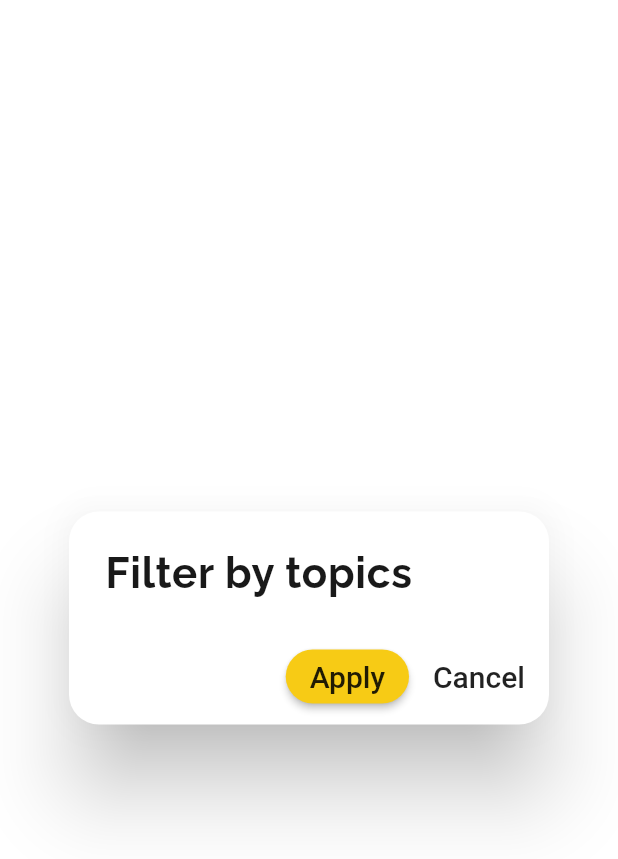
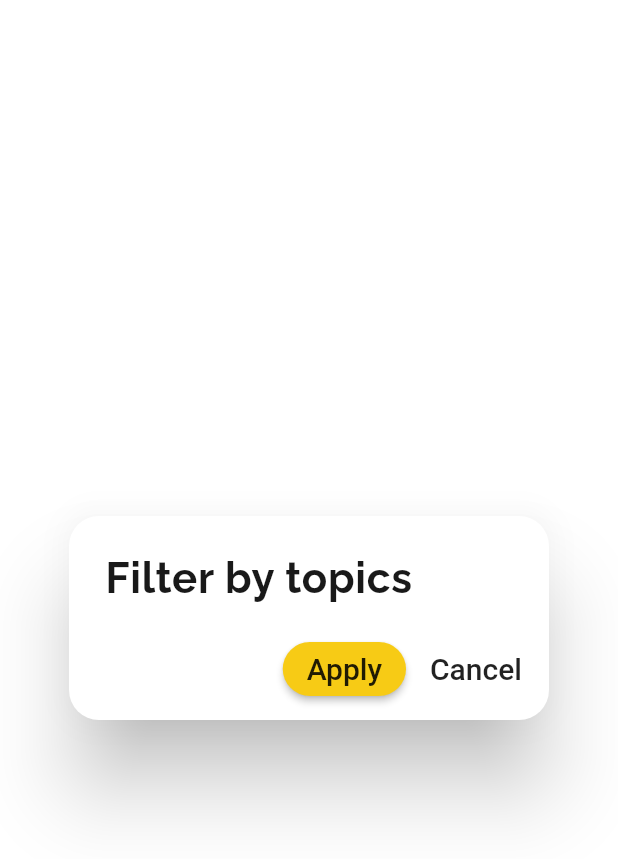
Before and after one commit to CS426FinalProject/eazylearn-frontend, a Flutter app: the TopicCheckboxDialog widget shown alone on an empty page, opened directly with empty values, on a phone screen of 412 x 824 dp. Shown: the top 859 px of the screen. Run offline on Flutter 3.47's test engine with Material 2 defaults, Android fonts, the light colour scheme and no system bars; our stand-ins replace email_validator, expandable; accounts and stored records are empty; network calls fail.

Commit message:
more theme fix and layout fix

```diff
--- a/lib/screens/profile_screens/profile_editting_screen.dart
+++ b/lib/screens/profile_screens/profile_editting_screen.dart
@@ -137,7 +137,7 @@ class _ProfileEdittingScreenState extends State<ProfileEdittingScreen> {
                       shape: MaterialStateProperty.all(RoundedRectangleBorder(
                           borderRadius: BorderRadius.circular(20))),
                       backgroundColor:
-                          MaterialStateProperty.all(secondaryColor))),
+                          MaterialStateProperty.all(Theme.of(context).colorScheme.secondary))),
           SizedBox(width: 10),
           TextButton(
             onPressed: () {
--- a/lib/screens/result_screen.dart
+++ b/lib/screens/result_screen.dart
@@ -162,7 +162,7 @@ class ResultScreen extends StatelessWidget {
                     ElevatedButton(
                       style: ButtonStyle(
                           backgroundColor:
-                              MaterialStateProperty.all(secondaryColor),
+                              MaterialStateProperty.all(Theme.of(context).colorScheme.secondary),
                           minimumSize: MaterialStateProperty.all(Size(300, 60)),
                           shape: MaterialStateProperty.all(
                               RoundedRectangleBorder(
--- a/lib/screens/test_choosing_screen.dart
+++ b/lib/screens/test_choosing_screen.dart
@@ -1,7 +1,6 @@
 import 'dart:ui';
 
 import 'package:final_cs426/api/api.dart';
-import 'package:final_cs426/constants/color.dart';
 import 'package:final_cs426/constants/colors.dart';
 import 'package:final_cs426/models/subject.dart';
 import 'package:final_cs426/models/test.dart';
@@ -109,6 +108,7 @@ class _TestChoosingScreenState extends State<TestChoosingScreen> {
                   prefixIcon: Icon(Icons.search),
                   labelText: "Search",
                   focusColor: Theme.of(context).colorScheme.primary,
+                  enabledBorder: InputBorder.none,
                   border: InputBorder.none,
                   focusedBorder:
                       Theme.of(context).inputDecorationTheme.focusedBorder,
@@ -220,13 +220,15 @@ class _TopicCheckboxDialogState extends State<TopicCheckboxDialog> {
         ElevatedButton(
           onPressed: () => Navigator.of(context).pop(true),
           style: ButtonStyle(
-                backgroundColor: MaterialStateProperty.all(secondaryColor),
+              backgroundColor: MaterialStateProperty.all(
+                  Theme.of(context).colorScheme.secondary),
               shape: MaterialStateProperty.all(RoundedRectangleBorder(
                   borderRadius: BorderRadius.circular(20)))),
           child: Text(
             "Apply",
             style: Theme.of(context).accentTextTheme.headline6,
-            )),
+          ),
+        ),
         TextButton(
           onPressed: () => Navigator.of(context).pop(false),
           style: ButtonStyle(
@@ -235,8 +237,10 @@ class _TopicCheckboxDialogState extends State<TopicCheckboxDialog> {
           child: Text(
             "Cancel",
             style: Theme.of(context).accentTextTheme.headline6,
-            )),
+          ),
+        ),
       ],
+      actionsPadding: EdgeInsets.only(bottom: 10.0, right: 10.0),
     );
   }
 
--- a/lib/screens/test_screen.dart
+++ b/lib/screens/test_screen.dart
@@ -9,7 +9,6 @@ import 'package:final_cs426/utility/answer_chooser.dart';
 import 'package:final_cs426/utility/current_question_tracker.dart';
 import 'package:final_cs426/utility/question_wheel.dart';
 import 'package:flutter/material.dart';
-import 'package:final_cs426/constants/color.dart';
 
 class TestScreen extends StatefulWidget {
   final Test test;
@@ -258,7 +257,7 @@ class _TestScreenState extends State<TestScreen> {
               //         fontSize: 20),
               //   ),
               //   style: ButtonStyle(
-              //       backgroundColor: MaterialStateProperty.all(secondaryColor),
+              //       backgroundColor: MaterialStateProperty.all(Theme.of(context).colorScheme.secondary),
               //       minimumSize: MaterialStateProperty.all(Size(200, 50)),
               //       shape: MaterialStateProperty.all(RoundedRectangleBorder(
               //           borderRadius: BorderRadius.circular(18)))),
```
Also changed, not shown: lib/screens/profile_screens/profile_screen.dart (+12 -6 lines). Lines whose indentation alone changed are shown as unchanged.
